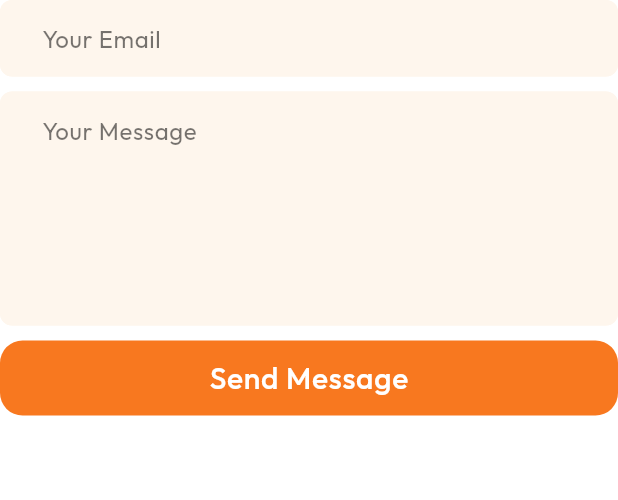
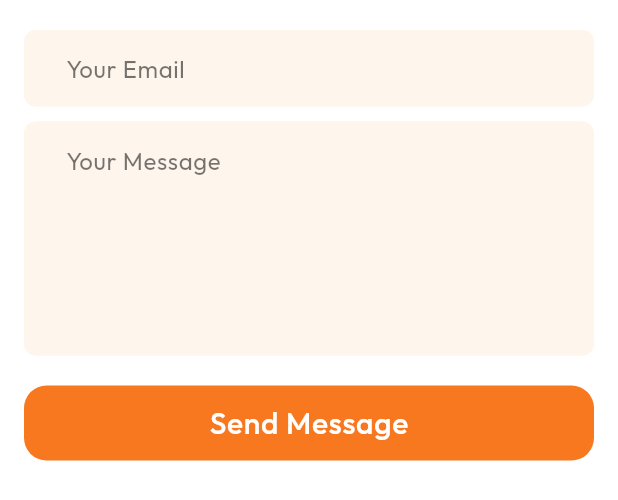
Before and after one commit to aswin-asokan/Portfolio_Flutter, a Flutter app: the ContactRight widget shown alone on an empty page, opened directly, on a phone screen of 412 x 824 dp. Shown: the top 500 px of the screen. Run offline on Flutter 3.47's test engine with Material 3 defaults, Android fonts, the phone set to English and light mode, and no system bars; our stand-ins replace flutter_map, google_fonts, latlong2, lottie, material_symbols_icons, web; missing offline and left inert: flutter_map_cancellable_tile_provider, svg_flutter.

Commit message:
keyboard sized box fix 1

```diff
--- a/lib/features/contact/widgets/contact_right.dart
+++ b/lib/features/contact/widgets/contact_right.dart
@@ -26,24 +26,35 @@ class ContactRight extends StatelessWidget {
 
   @override
   Widget build(BuildContext context) {
-    return Column(
-      spacing: 10,
+    return SingleChildScrollView(
+      physics: NeverScrollableScrollPhysics(),
+      padding: EdgeInsets.only(
+        bottom: MediaQuery.of(context).viewInsets.bottom + 20,
+        left: 16,
+        right: 16,
+        top: 20,
+      ),
+      child: Column(
+        crossAxisAlignment: CrossAxisAlignment.start,
         children: [
           CustomTextfield(
             controller: emailController,
             hintText: "Your Email",
             maxline: 1,
           ),
+          SizedBox(height: 10),
           CustomTextfield(
             controller: content,
             hintText: "Your Message",
             maxline: 6,
           ),
+          SizedBox(height: 20),
           SizedBox(
             width: double.infinity,
             child: CustomButton(label: "Send Message", onPress: sendEmail),
           ),
         ],
+      ),
     );
   }
 }
--- a/lib/features/projects/widgets/project_list.dart
+++ b/lib/features/projects/widgets/project_list.dart
@@ -4,7 +4,7 @@ List projects = [
     "bannerPath": "assets/files/projects/banner/peekpub_banner.png",
     "caption":
         "Clean and Lightweight Pub.dev Tracker. Browse, Search, and Explore.",
-    "categories": "Internship | Flutter | Pub.dev API",
+    "categories": "Flutter | Pub.dev API",
     "iconPath": "assets/files/projects/icons/PeekPub_logo.png",
     "gitLink": "https://github.com/aswin-asokan/peekpub",
   },
@@ -29,7 +29,7 @@ List projects = [
     "title": "Flysoft Floor Plan",
     "bannerPath": "assets/files/projects/banner/floorplan_banner.png",
     "caption": "Create, Modify, and Manage Restaurant Layouts Effortlessly.",
-    "categories": "Flutter | JSON",
+    "categories": "Internship | Flutter | JSON",
     "iconPath": "assets/files/projects/icons/internship_logo.jpeg",
     "gitLink": "https://github.com/aswin-asokan/Flysoft_Floorplan/",
   },
```
Lines whose indentation alone changed are shown as unchanged.
